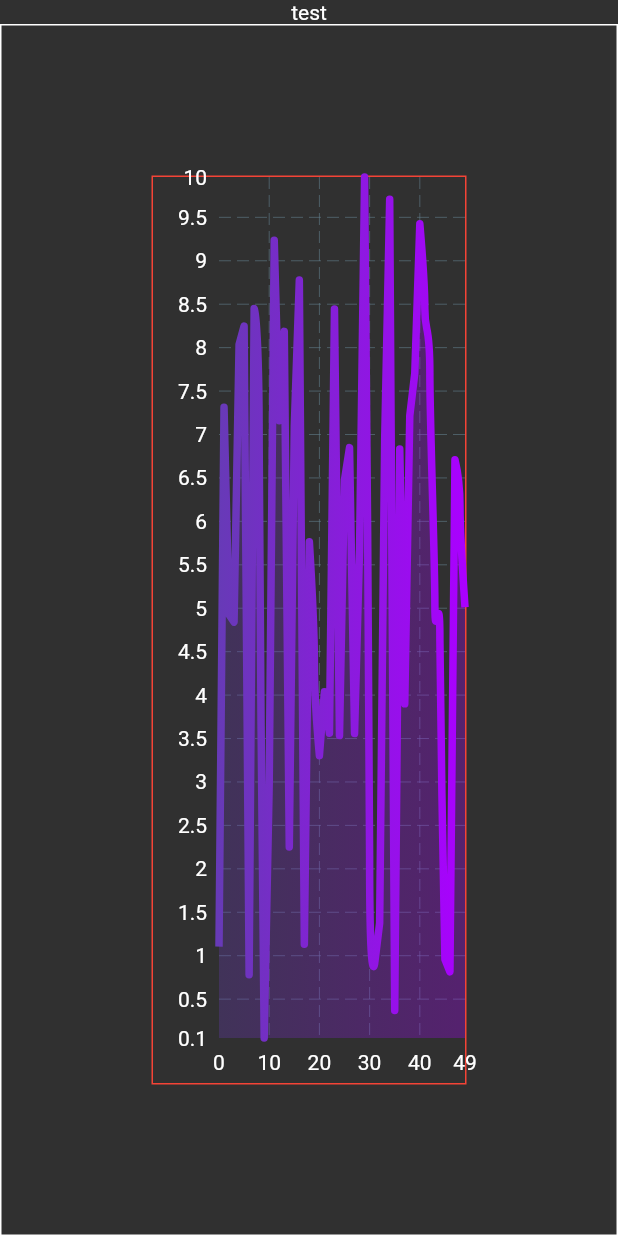
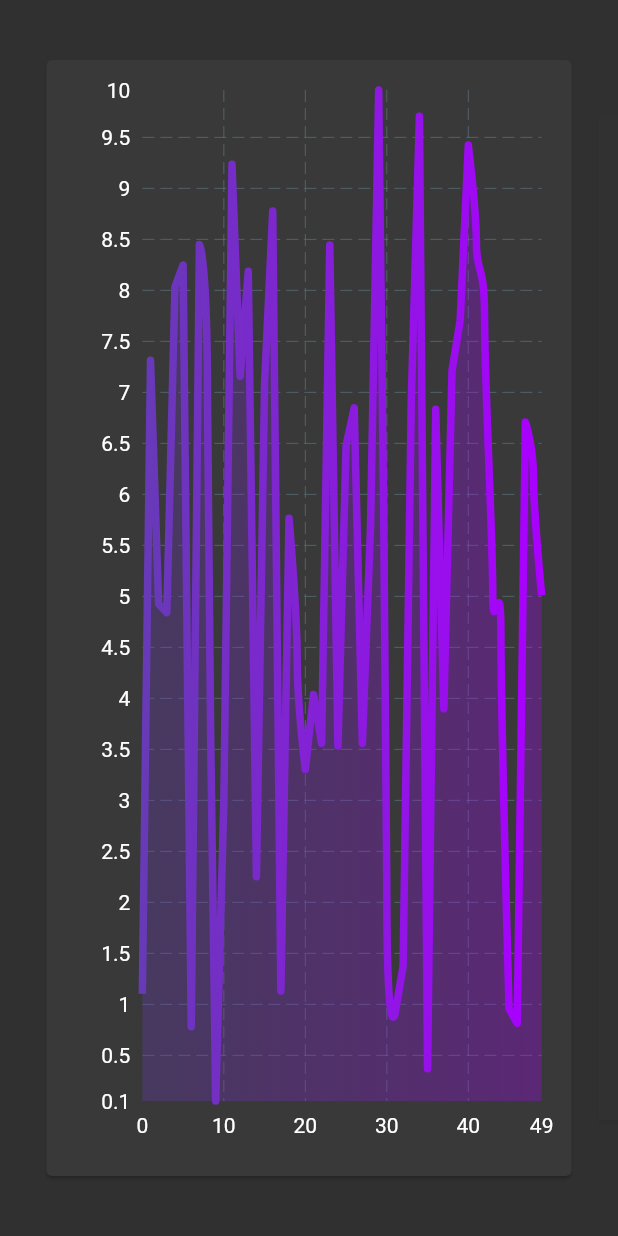
Before and after one commit to Metal666-NAU/MMDS, a Flutter app: the screen it shows after launch, on a phone screen of 412 x 824 dp. Run offline on Flutter 3.47's test engine with Material 2 defaults, Android fonts, the light colour scheme and no system bars; drawn by our look-alikes of card_swiper, fl_chart; our stand-ins replace flutter_bloc.

Commit message:
Implemented basic layout

```diff
--- a/lib/main.dart
+++ b/lib/main.dart
@@ -4,10 +4,7 @@
 import 'bloc/root/bloc.dart';
 import 'views/root.dart';
 
-void main() {
-  final ThemeData appTheme = ThemeData.dark();
-
-  runApp(MyApp(
+void main() => runApp(MyApp(
       theme: ThemeData.from(
         colorScheme: ColorScheme(
           brightness: Brightness.dark,
@@ -26,7 +23,6 @@
         ),
       ),
     ));
-}
 
 class MyApp extends StatelessWidget {
   final ThemeData theme;
--- a/lib/views/root.dart
+++ b/lib/views/root.dart
@@ -1,7 +1,13 @@
 import 'dart:math';
 
+import 'package:card_swiper/card_swiper.dart';
 import 'package:fl_chart/fl_chart.dart';
 import 'package:flutter/material.dart';
+import 'package:flutter_bloc/flutter_bloc.dart';
+
+import '../bloc/root/bloc.dart';
+import '../bloc/root/state.dart';
+import 'swiper/controls_plugin.dart';
 
 class Root extends StatelessWidget {
   final Random _random = Random();
@@ -9,24 +15,41 @@ class Root extends StatelessWidget {
   Root({Key? key}) : super(key: key);
 
   @override
-  Widget build(BuildContext context) {
+  Widget build(BuildContext context) => Swiper.children(
+        plugins: <SwiperPlugin>[ControlsPlugin()],
+        fade: 0.2,
+        scale: 0.9,
+        loop: false,
+        curve: Curves.fastOutSlowIn,
+        duration: 400,
+        viewportFraction: 0.85,
+        children: <Widget>[
+          _graph3(),
+          _graph3(),
+          _graph3(),
+        ]
+            .map((widget) => Card(
+                  margin: const EdgeInsets.symmetric(vertical: 40),
+                  child: Padding(
+                    padding: const EdgeInsets.all(20),
+                    child: widget,
+                  ),
+                ))
+            .toList(),
+      );
+
+  Widget _graph1() => Table();
+
+  Widget _graph2() => Table();
+
+  Widget _graph3() => BlocBuilder<RootBloc, RootState>(
+        builder: (context, state) {
           final List<Color> gradientColors = <Color>[
             Theme.of(context).colorScheme.primary,
             Theme.of(context).colorScheme.tertiary,
           ];
 
-    return Column(
-      children: [
-        Text('test'),
-        Expanded(
-          child: Container(
-            decoration: BoxDecoration(border: Border.all(color: Colors.white)),
-            child: Padding(
-              padding: const EdgeInsets.all(100),
-              child: Container(
-                decoration:
-                    BoxDecoration(border: Border.all(color: Colors.red)),
-                child: LineChart(
+          return LineChart(
             LineChartData(
               borderData: FlBorderData(show: false),
               titlesData: FlTitlesData(
@@ -47,20 +70,20 @@ class Root extends StatelessWidget {
                               " : " +
                               element.y.toStringAsPrecision(3),
                           TextStyle(
-                                  color:
-                                      Theme.of(context).colorScheme.onSurface,
+                            color: Theme.of(context).colorScheme.onSurface,
                           ),
                         ),
                       )
                       .toList(),
                 ),
               ),
+              clipData: FlClipData.all(),
               lineBarsData: <LineChartBarData>[
                 LineChartBarData(
                   spots: List.generate(
                     50,
-                          (index) => FlSpot(
-                              index.toDouble(), _random.nextDouble() * 10),
+                    (index) =>
+                        FlSpot(index.toDouble(), _random.nextDouble() * 10),
                   ),
                   barWidth: 5,
                   isCurved: true,
@@ -89,12 +112,7 @@ class Root extends StatelessWidget {
             swapAnimationDuration:
                 const Duration(milliseconds: 300), // Optional
             swapAnimationCurve: Curves.fastOutSlowIn, // Optional
-                ),
-              ),
-            ),
-          ),
-        ),
-      ],
+          );
+        },
       );
 }
-}
--- a/pubspec.yaml
+++ b/pubspec.yaml
@@ -13,6 +13,7 @@ dependencies:
 
   flutter_bloc: ^8.0.1
   fl_chart: ^0.50.1
+  card_swiper: ^2.0.3
 
 dev_dependencies:
   flutter_test:
```
Also changed, not shown: lib/views/swiper/controls_plugin.dart (added, +33 -0 lines), pubspec.lock. Lines whose indentation alone changed are shown as unchanged.
